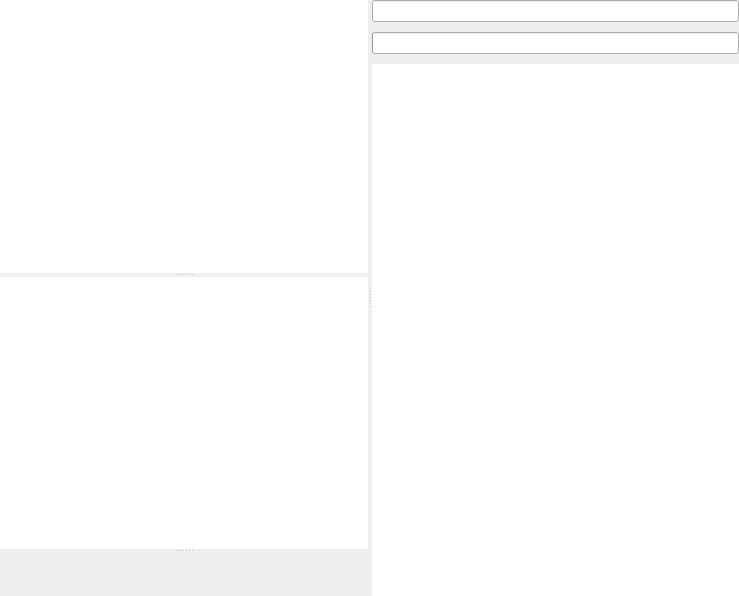
dzz007/photivo, file Sources/filemgmt/ptFileMgrWindow.ui: the form before one commit.
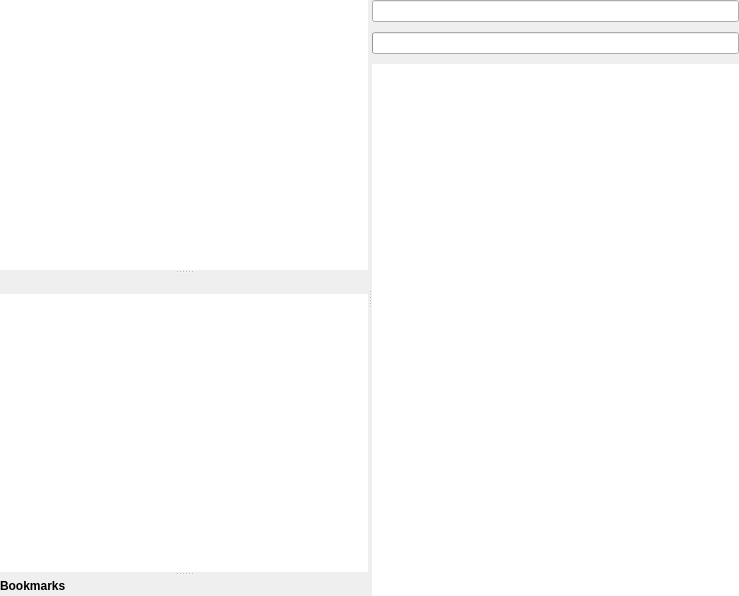
The form after the commit.

The edit to the form file:
```diff
--- a/Sources/filemgmt/ptFileMgrWindow.ui
+++ b/Sources/filemgmt/ptFileMgrWindow.ui
@@ -39,30 +39,21 @@
           <enum>Qt::Vertical</enum>
          </property>
          <widget class="QWidget" name="FMTreePane" native="true">
+          <property name="minimumSize">
+           <size>
+            <width>250</width>
+            <height>0</height>
+           </size>
+          </property>
+          <property name="baseSize">
+           <size>
+            <width>250</width>
+            <height>0</height>
+           </size>
+          </property>
           <layout class="QVBoxLayout" name="m_TreePaneLayout">
-           <property name="spacing">
-            <number>0</number>
-           </property>
            <item>
             <widget class="QTreeView" name="m_DirTree">
-             <property name="sizePolicy">
-              <sizepolicy hsizetype="Preferred" vsizetype="Preferred">
-               <horstretch>0</horstretch>
-               <verstretch>0</verstretch>
-              </sizepolicy>
-             </property>
-             <property name="minimumSize">
-              <size>
-               <width>250</width>
-               <height>0</height>
-              </size>
-             </property>
-             <property name="baseSize">
-              <size>
-               <width>250</width>
-               <height>0</height>
-              </size>
-             </property>
              <property name="frameShape">
               <enum>QFrame::NoFrame</enum>
              </property>
@@ -81,6 +72,25 @@
          </widget>
          <widget class="QWidget" name="FMDirListPane" native="true">
           <layout class="QVBoxLayout" name="m_DirListPaneLayout">
+           <item>
+            <widget class="QLabel" name="DirListLabel">
+             <property name="font">
+              <font>
+               <weight>75</weight>
+               <bold>true</bold>
+              </font>
+             </property>
+             <property name="text">
+              <string/>
+             </property>
+             <property name="textFormat">
+              <enum>Qt::PlainText</enum>
+             </property>
+             <property name="textInteractionFlags">
+              <set>Qt::NoTextInteraction</set>
+             </property>
+            </widget>
+           </item>
            <item>
             <widget class="QListView" name="m_DirList">
              <property name="frameShape">
@@ -109,6 +119,27 @@
             <height>20</height>
            </size>
           </property>
+          <layout class="QVBoxLayout" name="verticalLayout">
+           <item>
+            <widget class="QLabel" name="BookmarksLabel">
+             <property name="font">
+              <font>
+               <weight>75</weight>
+               <bold>true</bold>
+              </font>
+             </property>
+             <property name="text">
+              <string>Bookmarks</string>
+             </property>
+             <property name="textFormat">
+              <enum>Qt::PlainText</enum>
+             </property>
+             <property name="textInteractionFlags">
+              <set>Qt::NoTextInteraction</set>
+             </property>
+            </widget>
+           </item>
+          </layout>
          </widget>
         </widget>
        </item>
```
